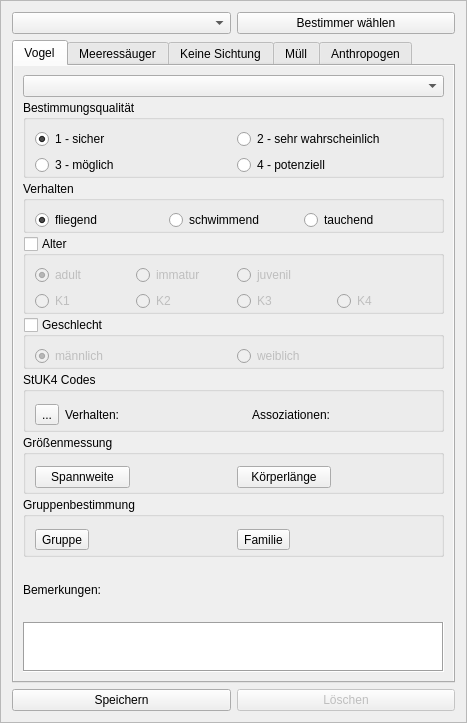
ifaoe/2014-10-Bird-View, file widget_census.ui: the form before one commit.
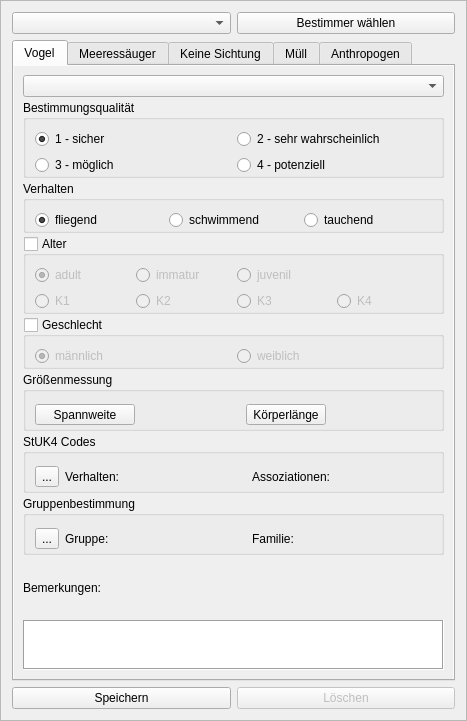
The form after the commit. The open tabs and pages were chosen to show the change.

Commit message: Unified family and group selection. Data source now between databases.

```diff
--- a/widget_census.ui
+++ b/widget_census.ui
@@ -7,7 +7,7 @@
     <x>0</x>
     <y>0</y>
     <width>467</width>
-    <height>723</height>
+    <height>721</height>
    </rect>
   </property>
   <property name="windowTitle">
@@ -80,7 +80,7 @@
       <enum>QTabWidget::Rounded</enum>
      </property>
      <property name="currentIndex">
-      <number>0</number>
+      <number>1</number>
      </property>
      <widget class="QWidget" name="tabBird">
       <property name="sizePolicy">
@@ -443,39 +443,6 @@
          </layout>
         </widget>
        </item>
-       <item>
-        <widget class="QGroupBox" name="gbxStuk4Bird">
-         <property name="title">
-          <string>StUK4 Codes</string>
-         </property>
-         <layout class="QGridLayout" name="gridLayout_5">
-          <property name="bottomMargin">
-           <number>0</number>
-          </property>
-          <item row="0" column="0">
-           <widget class="QToolButton" name="tbtStuk4CodesBird">
-            <property name="text">
-             <string>...</string>
-            </property>
-           </widget>
-          </item>
-          <item row="0" column="1">
-           <widget class="QLabel" name="lblStuk4BehBird">
-            <property name="text">
-             <string>Verhalten:</string>
-            </property>
-           </widget>
-          </item>
-          <item row="0" column="2">
-           <widget class="QLabel" name="lblStuk4AssBird">
-            <property name="text">
-             <string>Assoziationen:</string>
-            </property>
-           </widget>
-          </item>
-         </layout>
-        </widget>
-       </item>
        <item>
         <widget class="QGroupBox" name="gbxBirdSize">
          <property name="title">
@@ -485,8 +452,22 @@
           <property name="bottomMargin">
            <number>0</number>
           </property>
+          <item row="2" column="3">
+           <widget class="QLabel" name="lblBirdSizeLength">
+            <property name="text">
+             <string/>
+            </property>
+           </widget>
+          </item>
+          <item row="2" column="1">
+           <widget class="QLabel" name="lblBirdSizeSpan">
+            <property name="text">
+             <string/>
+            </property>
+           </widget>
+          </item>
           <item row="2" column="0">
-           <widget class="QPushButton" name="btnBirdSizeSpan">
+           <widget class="QToolButton" name="btnBirdSizeSpan">
             <property name="maximumSize">
              <size>
               <width>100</width>
@@ -496,32 +477,45 @@
             <property name="text">
              <string>Spannweite</string>
             </property>
-            <property name="msmId" stdset="0">
-             <string>bird_span</string>
-            </property>
            </widget>
           </item>
           <item row="2" column="2">
-           <widget class="QPushButton" name="btnBirdSizeLength">
+           <widget class="QToolButton" name="btnBirdSizeLength">
             <property name="text">
              <string>Körperlänge</string>
             </property>
-            <property name="msmId" stdset="0">
-             <string>bird_length</string>
+           </widget>
+          </item>
+         </layout>
+        </widget>
+       </item>
+       <item>
+        <widget class="QGroupBox" name="gbxStuk4Bird">
+         <property name="title">
+          <string>StUK4 Codes</string>
+         </property>
+         <layout class="QGridLayout" name="gridLayout_5">
+          <property name="bottomMargin">
+           <number>0</number>
+          </property>
+          <item row="0" column="0">
+           <widget class="QToolButton" name="tbtStuk4CodesBird">
+            <property name="text">
+             <string>...</string>
             </property>
            </widget>
           </item>
-          <item row="2" column="3">
-           <widget class="QLabel" name="lblBirdSizeLength">
+          <item row="0" column="1">
+           <widget class="QLabel" name="lblStuk4BehBird">
             <property name="text">
-             <string/>
+             <string>Verhalten:</string>
             </property>
            </widget>
           </item>
-          <item row="2" column="1">
-           <widget class="QLabel" name="lblBirdSizeSpan">
+          <item row="0" column="2">
+           <widget class="QLabel" name="lblStuk4AssBird">
             <property name="text">
-             <string/>
+             <string>Assoziationen:</string>
             </property>
            </widget>
           </item>
@@ -537,21 +531,7 @@
           <property name="bottomMargin">
            <number>0</number>
           </property>
-          <item row="0" column="0">
-           <widget class="QToolButton" name="tbtGroupBird">
-            <property name="text">
-             <string>Gruppe</string>
-            </property>
-           </widget>
-          </item>
           <item row="0" column="2">
-           <widget class="QToolButton" name="tbtFamilyBird">
-            <property name="text">
-             <string>Familie</string>
-            </property>
-           </widget>
-          </item>
-          <item row="0" column="3">
            <widget class="QLabel" name="lblFamilyBird">
             <property name="sizePolicy">
              <sizepolicy hsizetype="Preferred" vsizetype="Preferred">
@@ -560,7 +540,7 @@
              </sizepolicy>
             </property>
             <property name="text">
-             <string/>
+             <string>Familie:</string>
             </property>
            </widget>
           </item>
@@ -573,7 +553,14 @@
              </sizepolicy>
             </property>
             <property name="text">
-             <string/>
+             <string>Gruppe:</string>
+            </property>
+           </widget>
+          </item>
+          <item row="0" column="0">
+           <widget class="QToolButton" name="tbtGroupsBird">
+            <property name="text">
+             <string>...</string>
             </property>
            </widget>
           </item>
@@ -895,13 +882,6 @@
           <property name="bottomMargin">
            <number>0</number>
           </property>
-          <item row="0" column="0">
-           <widget class="QToolButton" name="tbtGroupMammal">
-            <property name="text">
-             <string>Gruppe</string>
-            </property>
-           </widget>
-          </item>
           <item row="0" column="1">
            <widget class="QLabel" name="lblGroupMammalObjects">
             <property name="sizePolicy">
@@ -911,18 +891,11 @@
              </sizepolicy>
             </property>
             <property name="text">
-             <string/>
+             <string>Gruppe:</string>
             </property>
            </widget>
           </item>
           <item row="0" column="2">
-           <widget class="QToolButton" name="tbtFamilyMammal">
-            <property name="text">
-             <string>Familie</string>
-            </property>
-           </widget>
-          </item>
-          <item row="0" column="3">
            <widget class="QLabel" name="lblFamilyMammal">
             <property name="sizePolicy">
              <sizepolicy hsizetype="Preferred" vsizetype="Preferred">
@@ -931,7 +904,14 @@
              </sizepolicy>
             </property>
             <property name="text">
-             <string/>
+             <string>Familie:</string>
+            </property>
+           </widget>
+          </item>
+          <item row="0" column="0">
+           <widget class="QToolButton" name="tbtGroupsMammal">
+            <property name="text">
+             <string>...</string>
             </property>
            </widget>
           </item>
```
The commit also changes 12 other files.
